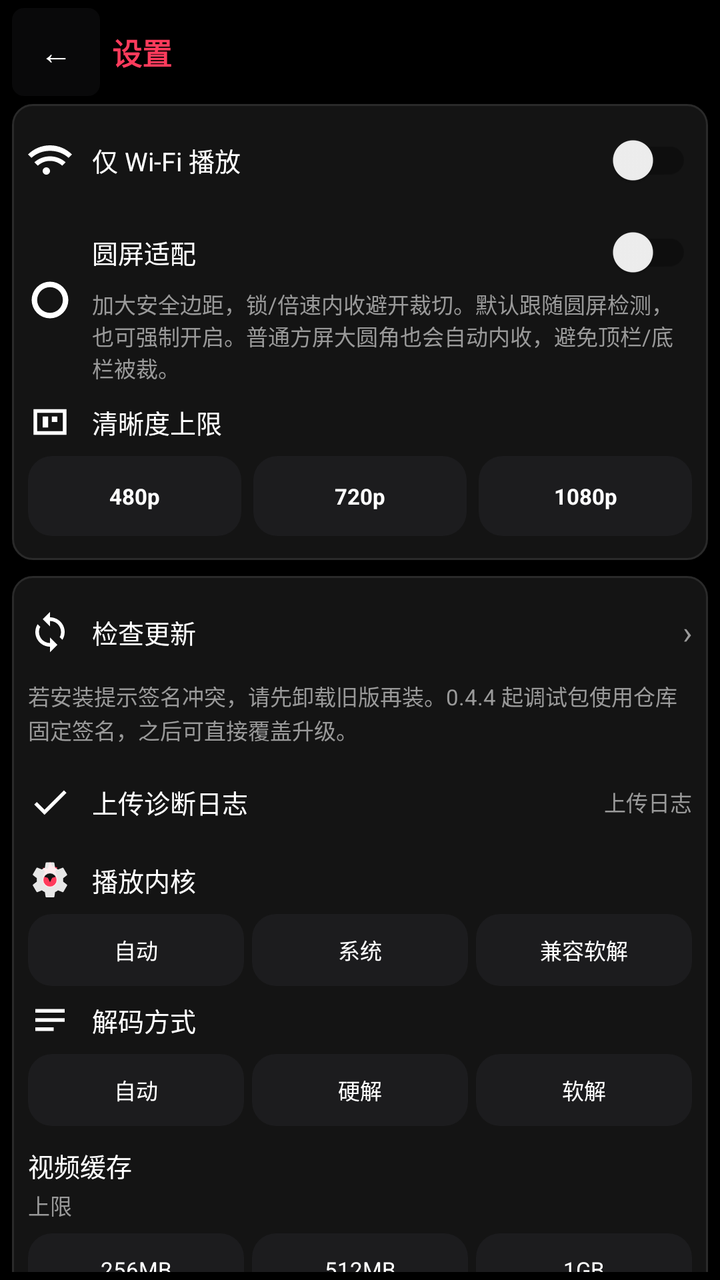
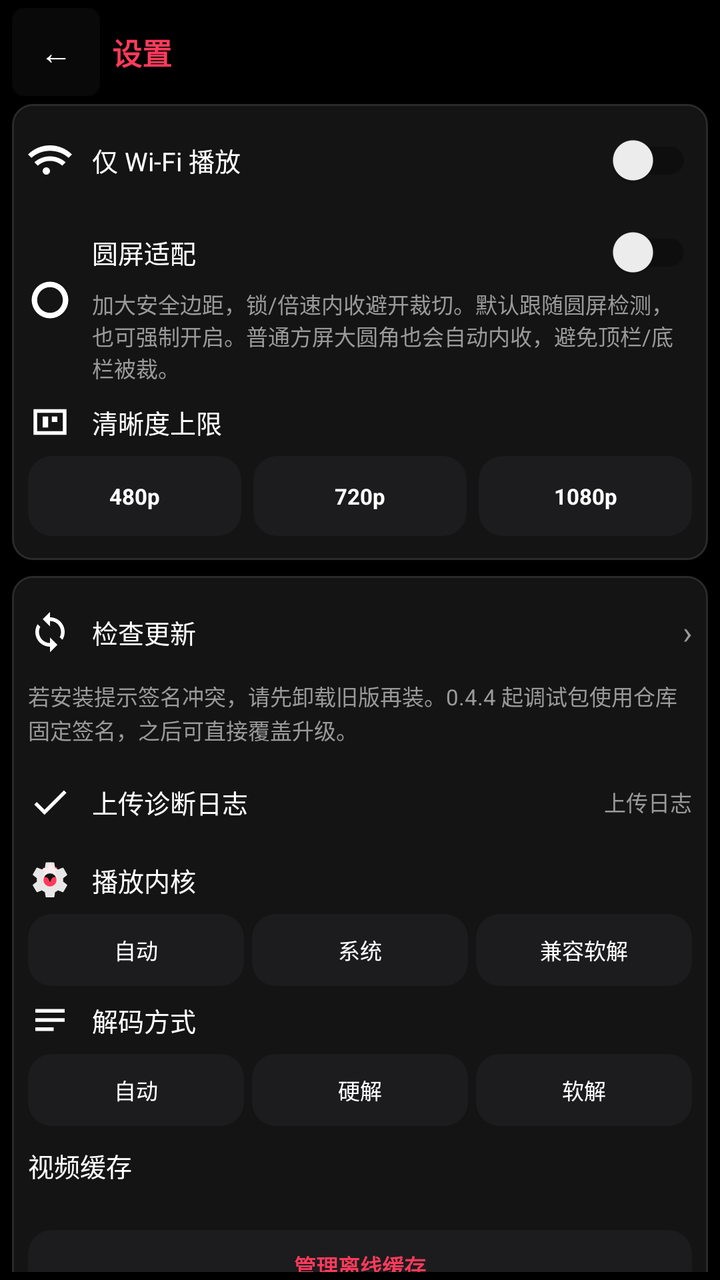

The first picture is an Android layout as it rendered before a commit; the second is the same layout after the commit. The layout source and the unified diff follow.
<!-- AndroidManifest.xml: application theme Theme.HongguoWatch -->
<!-- res/layout/activity_settings.xml -->
<?xml version="1.0" encoding="utf-8"?>
<LinearLayout xmlns:android="http://schemas.android.com/apk/res/android"
    android:id="@+id/settingsRoot"
    android:layout_width="match_parent"
    android:layout_height="match_parent"
    android:background="@color/bg"
    android:orientation="vertical"
    android:paddingHorizontal="@dimen/watch_pad"
    android:paddingTop="@dimen/watch_pad_tight"
    android:paddingBottom="@dimen/watch_pad_tight">

    <LinearLayout
        android:layout_width="match_parent"
        android:layout_height="wrap_content"
        android:gravity="center_vertical"
        android:orientation="horizontal"
        android:paddingBottom="4dp">

        <TextView
            android:id="@+id/backButton"
            android:layout_width="44dp"
            android:layout_height="44dp"
            android:background="@drawable/bg_control_button"
            android:gravity="center"
            android:text="@string/back"
            android:textColor="@color/text_primary"
            android:textSize="16sp" />

        <TextView
            android:layout_width="0dp"
            android:layout_height="wrap_content"
            android:layout_marginStart="6dp"
            android:layout_weight="1"
            android:text="@string/tab_settings"
            android:textColor="@color/accent"
            android:textSize="@dimen/watch_title"
            android:textStyle="bold" />
    </LinearLayout>

    <ScrollView
        android:layout_width="match_parent"
        android:layout_height="0dp"
        android:layout_weight="1"
        android:overScrollMode="never"
        android:scrollbars="none">

        <LinearLayout
            android:layout_width="match_parent"
            android:layout_height="wrap_content"
            android:orientation="vertical"
            android:paddingBottom="8dp">

            <LinearLayout
                android:layout_width="match_parent"
                android:layout_height="wrap_content"
                android:background="@drawable/bg_setting_block"
                android:orientation="vertical"
                android:paddingVertical="4dp">

                <LinearLayout
                    android:layout_width="match_parent"
                    android:layout_height="48dp"
                    android:gravity="center_vertical"
                    android:orientation="horizontal"
                    android:paddingHorizontal="8dp">

                    <ImageView
                        android:layout_width="22dp"
                        android:layout_height="22dp"
                        android:contentDescription="@null"
                        android:src="@drawable/ic_settings_wifi" />

                    <androidx.appcompat.widget.SwitchCompat
                        android:id="@+id/wifiOnlySwitch"
                        android:layout_width="0dp"
                        android:layout_height="match_parent"
                        android:layout_marginStart="10dp"
                        android:layout_weight="1"
                        android:text="@string/wifi_only"
                        android:textColor="@color/text_primary"
                        android:textSize="@dimen/watch_body" />
                </LinearLayout>

                <LinearLayout
                    android:layout_width="match_parent"
                    android:layout_height="wrap_content"
                    android:gravity="center_vertical"
                    android:minHeight="48dp"
                    android:orientation="horizontal"
                    android:paddingHorizontal="8dp"
                    android:paddingVertical="4dp">

                    <ImageView
                        android:layout_width="22dp"
                        android:layout_height="22dp"
                        android:contentDescription="@null"
                        android:src="@drawable/ic_settings_round" />

                    <LinearLayout
                        android:layout_width="0dp"
                        android:layout_height="wrap_content"
                        android:layout_marginStart="10dp"
                        android:layout_weight="1"
                        android:orientation="vertical">

                        <androidx.appcompat.widget.SwitchCompat
                            android:id="@+id/roundAdaptSwitch"
                            android:layout_width="match_parent"
                            android:layout_height="wrap_content"
                            android:minHeight="36dp"
                            android:text="@string/round_adapt"
                            android:textColor="@color/text_primary"
                            android:textSize="@dimen/watch_body" />

                        <TextView
                            android:id="@+id/roundAdaptHint"
                            android:layout_width="match_parent"
                            android:layout_height="wrap_content"
                            android:text="@string/round_adapt_hint"
                            android:textColor="@color/text_secondary"
                            android:textSize="@dimen/watch_meta" />
                    </LinearLayout>
                </LinearLayout>

                <LinearLayout
                    android:layout_width="match_parent"
                    android:layout_height="wrap_content"
                    android:orientation="vertical"
                    android:paddingHorizontal="8dp"
                    android:paddingTop="4dp"
                    android:paddingBottom="8dp">

                    <LinearLayout
                        android:layout_width="match_parent"
                        android:layout_height="wrap_content"
                        android:gravity="center_vertical"
                        android:orientation="horizontal">

                        <ImageView
                            android:layout_width="22dp"
                            android:layout_height="22dp"
                            android:contentDescription="@null"
                            android:src="@drawable/ic_settings_quality" />

                        <TextView
                            android:layout_width="0dp"
                            android:layout_height="wrap_content"
                            android:layout_marginStart="10dp"
                            android:layout_weight="1"
                            android:text="@string/max_quality"
                            android:textColor="@color/text_primary"
                            android:textSize="@dimen/watch_body" />

                        <TextView
                            android:id="@+id/qualityStatus"
                            android:layout_width="wrap_content"
                            android:layout_height="wrap_content"
                            android:textColor="@color/text_secondary"
                            android:textSize="@dimen/watch_meta" />
                    </LinearLayout>

                    <LinearLayout
                        android:layout_width="match_parent"
                        android:layout_height="wrap_content"
                        android:layout_marginTop="6dp"
                        android:orientation="horizontal">

                        <TextView
                            android:id="@+id/quality480"
                            android:layout_width="0dp"
                            android:layout_height="40dp"
                            android:layout_marginEnd="4dp"
                            android:layout_weight="1"
                            android:background="@drawable/bg_quality_chip"
                            android:gravity="center"
                            android:text="480p"
                            android:textColor="@color/text_primary"
                            android:textSize="@dimen/watch_meta"
                            android:textStyle="bold" />

                        <TextView
                            android:id="@+id/quality720"
                            android:layout_width="0dp"
                            android:layout_height="40dp"
                            android:layout_marginHorizontal="2dp"
                            android:layout_weight="1"
                            android:background="@drawable/bg_quality_chip"
                            android:gravity="center"
                            android:text="720p"
                            android:textColor="@color/text_primary"
                            android:textSize="@dimen/watch_meta"
                            android:textStyle="bold" />

                        <TextView
                            android:id="@+id/quality1080"
                            android:layout_width="0dp"
                            android:layout_height="40dp"
                            android:layout_marginStart="4dp"
                            android:layout_weight="1"
                            android:background="@drawable/bg_quality_chip"
                            android:gravity="center"
                            android:text="1080p"
                            android:textColor="@color/text_primary"
                            android:textSize="@dimen/watch_meta"
                            android:textStyle="bold" />
                    </LinearLayout>

                    <Spinner
                        android:id="@+id/qualitySpinner"
                        android:layout_width="0dp"
                        android:layout_height="0dp"
                        android:visibility="gone" />
                </LinearLayout>
            </LinearLayout>

            <LinearLayout
                android:layout_width="match_parent"
                android:layout_height="wrap_content"
                android:layout_marginTop="8dp"
                android:background="@drawable/bg_setting_block"
                android:orientation="vertical"
                android:paddingVertical="4dp">

                <LinearLayout
                    android:id="@+id/checkUpdateButton"
                    android:layout_width="match_parent"
                    android:layout_height="48dp"
                    android:background="?attr/selectableItemBackground"
                    android:gravity="center_vertical"
                    android:orientation="horizontal"
                    android:paddingHorizontal="8dp">

                    <ImageView
                        android:layout_width="22dp"
                        android:layout_height="22dp"
                        android:contentDescription="@null"
                        android:src="@drawable/ic_settings_update" />

                    <TextView
                        android:layout_width="0dp"
                        android:layout_height="wrap_content"
                        android:layout_marginStart="10dp"
                        android:layout_weight="1"
                        android:text="@string/check_update"
                        android:textColor="@color/text_primary"
                        android:textSize="@dimen/watch_body" />

                    <TextView
                        android:id="@+id/versionLabel"
                        android:layout_width="wrap_content"
                        android:layout_height="wrap_content"
                        android:textColor="@color/text_secondary"
                        android:textSize="@dimen/watch_meta" />

                    <TextView
                        android:layout_width="wrap_content"
                        android:layout_height="wrap_content"
                        android:layout_marginStart="4dp"
                        android:text="@string/setting_chevron"
                        android:textColor="@color/text_secondary"
                        android:textSize="16sp" />
                </LinearLayout>

                <TextView
                    android:id="@+id/signingNote"
                    android:layout_width="match_parent"
                    android:layout_height="wrap_content"
                    android:paddingHorizontal="8dp"
                    android:paddingBottom="4dp"
                    android:lineSpacingExtra="1dp"
                    android:text="@string/update_signing_note"
                    android:textColor="@color/text_secondary"
                    android:textSize="@dimen/watch_meta" />

                <LinearLayout
                    android:id="@+id/uploadDiagButton"
                    android:layout_width="match_parent"
                    android:layout_height="48dp"
                    android:background="?attr/selectableItemBackground"
                    android:gravity="center_vertical"
                    android:orientation="horizontal"
                    android:paddingHorizontal="8dp">

                    <ImageView
                        android:layout_width="22dp"
                        android:layout_height="22dp"
                        android:contentDescription="@null"
                        android:src="@drawable/ic_settings_diag" />

                    <TextView
                        android:layout_width="0dp"
                        android:layout_height="wrap_content"
                        android:layout_marginStart="10dp"
                        android:layout_weight="1"
                        android:text="@string/upload_diagnostics"
                        android:textColor="@color/text_primary"
                        android:textSize="@dimen/watch_body" />

                    <TextView
                        android:layout_width="wrap_content"
                        android:layout_height="wrap_content"
                        android:text="@string/setting_diag_status"
                        android:textColor="@color/text_secondary"
                        android:textSize="@dimen/watch_meta" />
                </LinearLayout>

                <LinearLayout
                    android:layout_width="match_parent"
                    android:layout_height="wrap_content"
                    android:orientation="vertical"
                    android:paddingHorizontal="8dp"
                    android:paddingTop="4dp"
                    android:paddingBottom="6dp">

                    <LinearLayout
                        android:layout_width="match_parent"
                        android:layout_height="wrap_content"
                        android:gravity="center_vertical"
                        android:orientation="horizontal">

                        <ImageView
                            android:layout_width="22dp"
                            android:layout_height="22dp"
                            android:contentDescription="@null"
                            android:src="@drawable/ic_settings_kernel" />

                        <TextView
                            android:layout_width="0dp"
                            android:layout_height="wrap_content"
                            android:layout_marginStart="10dp"
                            android:layout_weight="1"
                            android:text="@string/player_kernel_label"
                            android:textColor="@color/text_primary"
                            android:textSize="@dimen/watch_body" />

                        <TextView
                            android:id="@+id/kernelStatus"
                            android:layout_width="wrap_content"
                            android:layout_height="wrap_content"
                            android:textColor="@color/text_secondary"
                            android:textSize="@dimen/watch_meta" />
                    </LinearLayout>

                    <LinearLayout
                        android:layout_width="match_parent"
                        android:layout_height="wrap_content"
                        android:layout_marginTop="6dp"
                        android:orientation="horizontal">

                        <TextView
                            android:id="@+id/kernelAuto"
                            android:layout_width="0dp"
                            android:layout_height="36dp"
                            android:layout_marginEnd="2dp"
                            android:layout_weight="1"
                            android:background="@drawable/bg_quality_chip"
                            android:gravity="center"
                            android:text="@string/player_kernel_auto"
                            android:textColor="@color/text_primary"
                            android:textSize="@dimen/watch_meta" />

                        <TextView
                            android:id="@+id/kernelMedia3"
                            android:layout_width="0dp"
                            android:layout_height="36dp"
                            android:layout_marginHorizontal="2dp"
                            android:layout_weight="1"
                            android:background="@drawable/bg_quality_chip"
                            android:gravity="center"
                            android:text="@string/player_kernel_media3"
                            android:textColor="@color/text_primary"
                            android:textSize="@dimen/watch_meta" />

                        <TextView
                            android:id="@+id/kernelIjk"
                            android:layout_width="0dp"
                            android:layout_height="36dp"
                            android:layout_marginStart="2dp"
                            android:layout_weight="1"
                            android:background="@drawable/bg_quality_chip"
                            android:gravity="center"
                            android:text="@string/player_kernel_ijk"
                            android:textColor="@color/text_primary"
                            android:textSize="@dimen/watch_meta" />
                    </LinearLayout>
                </LinearLayout>

                <LinearLayout
                    android:layout_width="match_parent"
                    android:layout_height="wrap_content"
                    android:orientation="vertical"
                    android:paddingHorizontal="8dp"
                    android:paddingBottom="6dp">

                    <LinearLayout
                        android:layout_width="match_parent"
                        android:layout_height="wrap_content"
                        android:gravity="center_vertical"
                        android:orientation="horizontal">

                        <ImageView
                            android:layout_width="22dp"
                            android:layout_height="22dp"
                            android:contentDescription="@null"
                            android:src="@drawable/ic_settings_decode" />

                        <TextView
                            android:layout_width="0dp"
                            android:layout_height="wrap_content"
                            android:layout_marginStart="10dp"
                            android:layout_weight="1"
                            android:text="@string/decode_path_label"
                            android:textColor="@color/text_primary"
                            android:textSize="@dimen/watch_body" />

                        <TextView
                            android:id="@+id/decodeStatus"
                            android:layout_width="wrap_content"
                            android:layout_height="wrap_content"
                            android:textColor="@color/text_secondary"
                            android:textSize="@dimen/watch_meta" />
                    </LinearLayout>

                    <LinearLayout
                        android:layout_width="match_parent"
                        android:layout_height="wrap_content"
                        android:layout_marginTop="6dp"
                        android:orientation="horizontal">

                        <TextView
                            android:id="@+id/decodeAuto"
                            android:layout_width="0dp"
                            android:layout_height="36dp"
                            android:layout_marginEnd="2dp"
                            android:layout_weight="1"
                            android:background="@drawable/bg_quality_chip"
                            android:gravity="center"
                            android:text="@string/decode_path_auto"
                            android:textColor="@color/text_primary"
                            android:textSize="@dimen/watch_meta" />

                        <TextView
                            android:id="@+id/decodeHw"
                            android:layout_width="0dp"
                            android:layout_height="36dp"
                            android:layout_marginHorizontal="2dp"
                            android:layout_weight="1"
                            android:background="@drawable/bg_quality_chip"
                            android:gravity="center"
                            android:text="@string/decode_path_hw"
                            android:textColor="@color/text_primary"
                            android:textSize="@dimen/watch_meta" />

                        <TextView
                            android:id="@+id/decodeSw"
                            android:layout_width="0dp"
                            android:layout_height="36dp"
                            android:layout_marginStart="2dp"
                            android:layout_weight="1"
                            android:background="@drawable/bg_quality_chip"
                            android:gravity="center"
                            android:text="@string/decode_path_sw"
                            android:textColor="@color/text_primary"
                            android:textSize="@dimen/watch_meta" />
                    </LinearLayout>
                </LinearLayout>

                <LinearLayout
                    android:layout_width="match_parent"
                    android:layout_height="wrap_content"
                    android:orientation="vertical"
                    android:paddingHorizontal="8dp"
                    android:paddingTop="4dp"
                    android:paddingBottom="6dp">

                    <LinearLayout
                        android:layout_width="match_parent"
                        android:layout_height="wrap_content"
                        android:gravity="center_vertical"
                        android:orientation="horizontal">

                        <TextView
                            android:layout_width="0dp"
                            android:layout_height="wrap_content"
                            android:layout_weight="1"
                            android:text="@string/video_cache_label"
                            android:textColor="@color/text_primary"
                            android:textSize="@dimen/watch_body" />

                        <TextView
                            android:id="@+id/videoCacheUsage"
                            android:layout_width="wrap_content"
                            android:layout_height="wrap_content"
                            android:textColor="@color/text_secondary"
                            android:textSize="@dimen/watch_meta" />
                    </LinearLayout>

                    <TextView
                        android:layout_width="match_parent"
                        android:layout_height="wrap_content"
                        android:layout_marginTop="2dp"
                        android:text="@string/video_cache_budget"
                        android:textColor="@color/text_secondary"
                        android:textSize="@dimen/watch_meta" />

                    <LinearLayout
                        android:layout_width="match_parent"
                        android:layout_height="wrap_content"
                        android:layout_marginTop="6dp"
                        android:orientation="horizontal">

                        <TextView
                            android:id="@+id/cacheBudget256"
                            android:layout_width="0dp"
                            android:layout_height="36dp"
                            android:layout_marginEnd="2dp"
                            android:layout_weight="1"
                            android:background="@drawable/bg_quality_chip"
                            android:gravity="center"
                            android:text="256MB"
                            android:textColor="@color/text_primary"
                            android:textSize="@dimen/watch_meta" />

                        <TextView
                            android:id="@+id/cacheBudget512"
                            android:layout_width="0dp"
                            android:layout_height="36dp"
                            android:layout_marginHorizontal="2dp"
                            android:layout_weight="1"
                            android:background="@drawable/bg_quality_chip"
                            android:gravity="center"
                            android:text="512MB"
                            android:textColor="@color/text_primary"
                            android:textSize="@dimen/watch_meta" />

                        <TextView
                            android:id="@+id/cacheBudget1024"
                            android:layout_width="0dp"
                            android:layout_height="36dp"
                            android:layout_marginStart="2dp"
                            android:layout_weight="1"
                            android:background="@drawable/bg_quality_chip"
                            android:gravity="center"
                            android:text="1GB"
                            android:textColor="@color/text_primary"
                            android:textSize="@dimen/watch_meta" />
                    </LinearLayout>
                </LinearLayout>

                <Button
                    android:id="@+id/clearHistoryButton"
                    android:layout_width="match_parent"
                    android:layout_height="44dp"
                    android:layout_marginHorizontal="8dp"
                    android:backgroundTint="@color/episode_normal"
                    android:minHeight="0dp"
                    android:text="@string/clear_history"
                    android:textColor="@color/text_primary"
                    android:textSize="@dimen/watch_body" />

                <Button
                    android:id="@+id/clearVideoCacheButton"
                    android:layout_width="match_parent"
                    android:layout_height="44dp"
                    android:layout_marginHorizontal="8dp"
                    android:layout_marginTop="6dp"
                    android:backgroundTint="@color/episode_normal"
                    android:minHeight="0dp"
                    android:text="@string/clear_video_cache"
                    android:textColor="@color/text_primary"
                    android:textSize="@dimen/watch_body" />

                <Button
                    android:id="@+id/clearCacheButton"
                    android:layout_width="match_parent"
                    android:layout_height="44dp"
                    android:layout_marginHorizontal="8dp"
                    android:layout_marginTop="6dp"
                    android:layout_marginBottom="8dp"
                    android:backgroundTint="@color/episode_normal"
                    android:minHeight="0dp"
                    android:text="@string/clear_cache"
                    android:textColor="@color/text_primary"
                    android:textSize="@dimen/watch_body" />
            </LinearLayout>

            <TextView
                android:id="@+id/qqGroupLabel"
                android:layout_width="match_parent"
                android:layout_height="wrap_content"
                android:layout_marginTop="12dp"
                android:gravity="center"
                android:paddingVertical="6dp"
                android:text="@string/qq_group"
                android:textColor="@color/text_secondary"
                android:textSize="@dimen/watch_meta" />
        </LinearLayout>
    </ScrollView>
</LinearLayout>
<!-- resources referenced by this layout -->
<resources>
  <color name="accent">#FF3B5C</color>
  <color name="bg">#000000</color>
  <color name="episode_normal">#1C1C1E</color>
  <color name="text_primary">#FFFFFF</color>
  <color name="text_secondary">#9A9A9A</color>
  <dimen name="watch_body">13sp</dimen>
  <dimen name="watch_meta">11sp</dimen>
  <dimen name="watch_pad">6dp</dimen>
  <dimen name="watch_pad_tight">4dp</dimen>
  <dimen name="watch_title">15sp</dimen>
  <!-- drawable bg_setting_block (drawable) -->
  <?xml version="1.0" encoding="utf-8"?>
  <shape xmlns:android="http://schemas.android.com/apk/res/android"
      android:shape="rectangle">
      <solid android:color="@color/bg_elevated" />
      <corners android:radius="10dp" />
      <stroke
          android:width="1dp"
          android:color="@color/stroke" />
  </shape>
  <string name="back">←</string>
  <string name="check_update">检查更新</string>
  <string name="clear_cache">清除缓存</string>
  <string name="clear_history">清除历史</string>
  <string name="clear_video_cache">清除视频缓存</string>
  <string name="decode_path_auto">自动</string>
  <string name="decode_path_hw">硬解</string>
  <string name="decode_path_label">解码方式</string>
  <string name="decode_path_sw">软解</string>
  <string name="max_quality">清晰度上限</string>
  <string name="player_kernel_auto">自动</string>
  <string name="player_kernel_ijk">兼容软解</string>
  <string name="player_kernel_label">播放内核</string>
  <string name="player_kernel_media3">系统</string>
  <string name="qq_group">QQ群 1130845653</string>
  <string name="round_adapt">圆屏适配</string>
  <string name="round_adapt_hint">加大安全边距，锁/倍速内收避开裁切。默认跟随圆屏检测，也可强制开启。普通方屏大圆角也会自动内收，避免顶栏/底栏被裁。</string>
  <string name="setting_chevron">›</string>
  <string name="setting_diag_status">上传日志</string>
  <string name="tab_settings">设置</string>
  <string name="update_signing_note">若安装提示签名冲突，请先卸载旧版再装。0.4.4 起调试包使用仓库固定签名，之后可直接覆盖升级。</string>
  <string name="upload_diagnostics">上传诊断日志</string>
  <string name="video_cache_budget">上限</string>
  <string name="video_cache_label">视频缓存</string>
  <string name="wifi_only">仅 Wi‑Fi 播放</string>
  <color name="accent_soft">#33FF3B5C</color>
  <color name="accent_dim">#C92D48</color>
  <color name="bg_chip">#1C1C1E</color>
  <color name="bg_elevated">#141414</color>
  <color name="stroke">#2A2A2A</color>
  <!-- drawable bg_alert_dialog (drawable) -->
  <?xml version="1.0" encoding="utf-8"?>
  <shape xmlns:android="http://schemas.android.com/apk/res/android"
      android:shape="rectangle">
      <solid android:color="@color/bg_elevated" />
      <corners android:radius="12dp" />
      <stroke
          android:width="1dp"
          android:color="@color/stroke" />
  </shape>
  <style name="Widget.HongguoWatch.DialogButton.Positive" parent="Widget.HongguoWatch.DialogButton">
          
          <item name="android:textColor">@color/accent</item>
      </style>
  <style name="Widget.HongguoWatch.DialogButton" parent="Widget.MaterialComponents.Button.TextButton.Dialog">
          <item name="android:textColor">@color/text_primary</item>
          <item name="android:textSize">12sp</item>
          <item name="android:textAllCaps">false</item>
          <item name="android:minHeight">40dp</item>
          <item name="rippleColor">@color/stroke</item>
      </style>
  <style name="TextAppearance.HongguoWatch.DialogTitle" parent="TextAppearance.MaterialComponents.Subtitle1">
          <item name="android:textColor">@color/text_primary</item>
          <item name="android:textSize">15sp</item>
          <item name="android:textStyle">bold</item>
      </style>
  <style name="TextAppearance.HongguoWatch.DialogBody" parent="TextAppearance.MaterialComponents.Body2">
          <item name="android:textColor">@color/text_secondary</item>
          <item name="android:textSize">12sp</item>
      </style>
  <!-- unchanged entries left out for length: 11 -->
</resources>

<!-- the commit's change to res/layout/activity_settings.xml (unified diff, before → after) -->
@@ -496,9 +496,29 @@
                     </LinearLayout>
 
                     <TextView
+                        android:id="@+id/videoCacheFree"
                         android:layout_width="match_parent"
                         android:layout_height="wrap_content"
                         android:layout_marginTop="2dp"
+                        android:textColor="@color/text_secondary"
+                        android:textSize="@dimen/watch_meta" />
+
+                    <TextView
+                        android:id="@+id/manageOfflineButton"
+                        android:layout_width="match_parent"
+                        android:layout_height="36dp"
+                        android:layout_marginTop="6dp"
+                        android:background="@drawable/bg_quality_chip"
+                        android:gravity="center"
+                        android:text="@string/offline_manage"
+                        android:textColor="@color/accent"
+                        android:textSize="@dimen/watch_meta"
+                        android:textStyle="bold" />
+
+                    <TextView
+                        android:layout_width="match_parent"
+                        android:layout_height="wrap_content"
+                        android:layout_marginTop="6dp"
                         android:text="@string/video_cache_budget"
                         android:textColor="@color/text_secondary"
                         android:textSize="@dimen/watch_meta" />
<!-- resource entries referenced after the edit -->
@@ -30,6 +30,7 @@
   <string name="decode_path_label">解码方式</string>
   <string name="decode_path_sw">软解</string>
   <string name="max_quality">清晰度上限</string>
+  <string name="offline_manage">管理离线缓存</string>
   <string name="player_kernel_auto">自动</string>
   <string name="player_kernel_ijk">兼容软解</string>
   <string name="player_kernel_label">播放内核</string>
